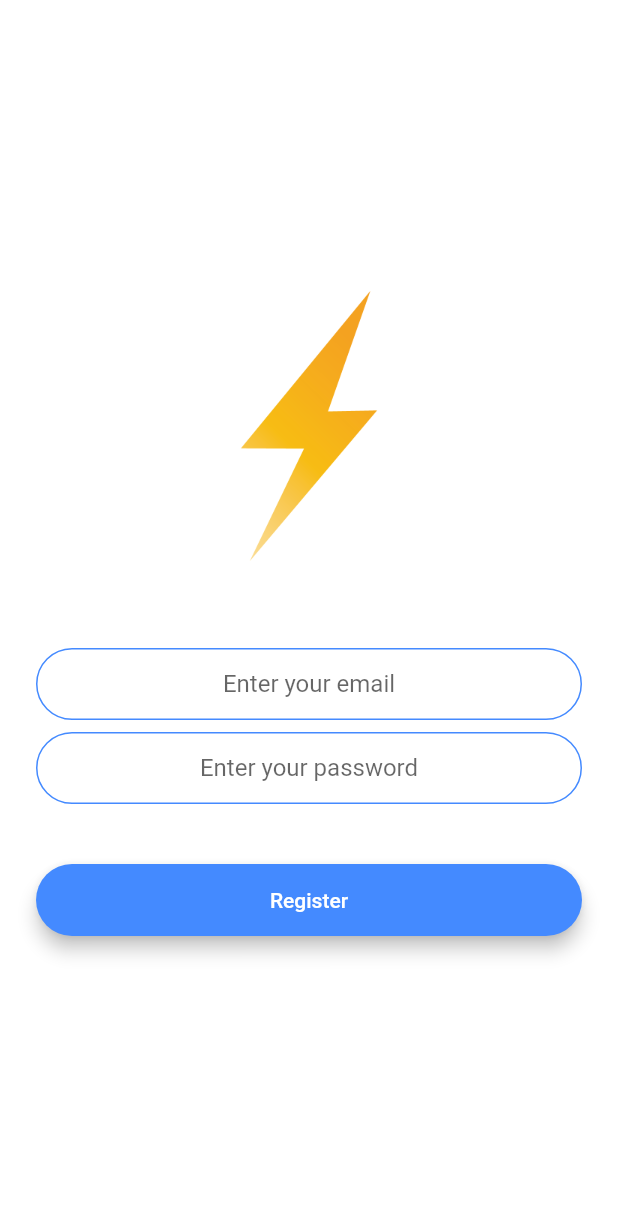
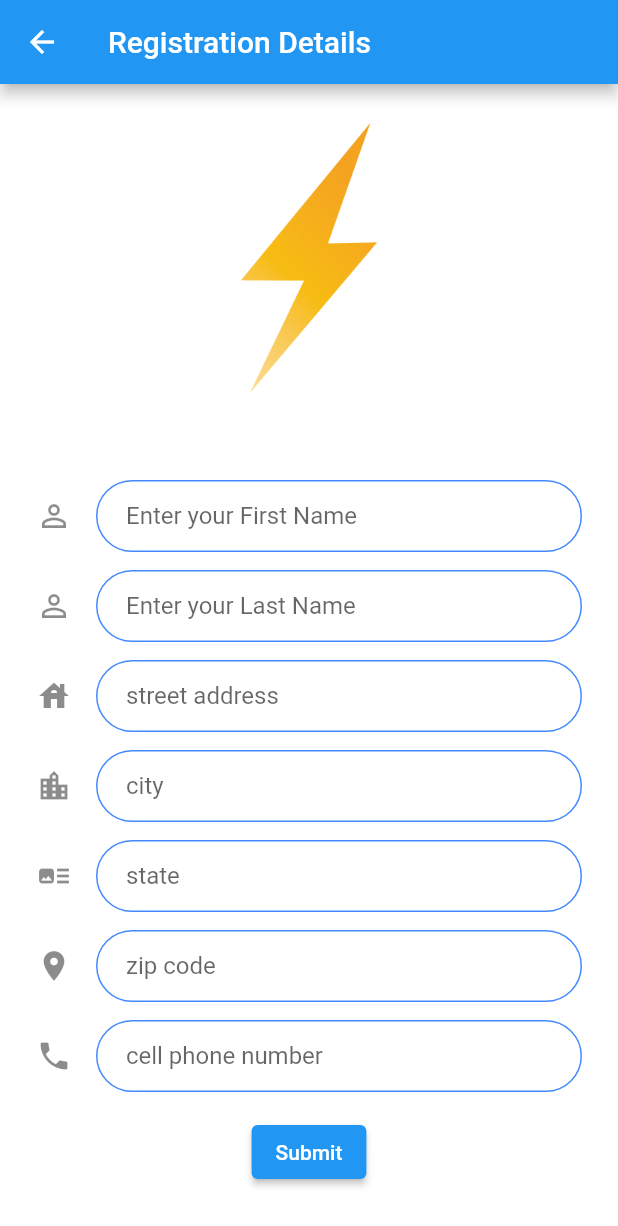
Before and after one commit to LuisDLF98/doers_app, a Flutter app: the RegistrationScreen screen opened by its route, after a tap on "Register", on a phone screen of 412 x 824 dp. Shown: the top 1226 px of the screen. Run offline on Flutter 3.47's test engine with Material 2 defaults, Android fonts, the phone set to English and light mode, and no system bars; our stand-ins replace animated_text_kit, google_sign_in, modal_progress_hud.

Commit message:
register form

```diff
--- a/lib/main.dart
+++ b/lib/main.dart
@@ -1,3 +1,4 @@
+import 'package:doers_app/screens/registration_form_screen.dart';
 import 'package:flutter/material.dart';
 import 'package:doers_app/screens/welcome_screen.dart';
 import 'package:doers_app/screens/login_screen.dart';
@@ -15,6 +16,7 @@ class FlashChat extends StatelessWidget {
         WelcomeScreen.id: (context) => WelcomeScreen(),
         LoginScreen.id: (context) => LoginScreen(),
         RegistrationScreen.id: (context) => RegistrationScreen(),
+        RegistrationFormScreen.id: (context) => RegistrationFormScreen(),
         //ChatScreen.id: (context) => ChatScreen(),
       },
     );
--- /dev/null
+++ b/lib/screens/registration_form_screen.dart
@@ -0,0 +1,244 @@
+import 'package:flutter/material.dart';
+//import 'package:firebase_auth/firebase_auth.dart';
+import 'package:modal_progress_hud/modal_progress_hud.dart';
+
+class RegistrationFormScreen extends StatefulWidget {
+  static const String id = 'registration_form_screen';
+
+  @override
+  _RegistrationFormScreenState createState() => _RegistrationFormScreenState();
+}
+
+class _RegistrationFormScreenState extends State<RegistrationFormScreen> {
+
+  String firstName;
+  String lastName;
+  String streetAddress;
+  String city;
+  String state;
+  String zipCode;
+  String cellPhoneNumber;
+
+  @override
+  Widget build(BuildContext context) {
+    return Scaffold(
+      backgroundColor: Colors.white,
+      appBar: AppBar(
+        title: Text('Registration Details'),
+      ),
+      body: ModalProgressHUD(
+        inAsyncCall: false,
+        child: Padding(
+          padding: EdgeInsets.symmetric(horizontal: 24.0),
+          child: Form(
+            child: Column(
+              mainAxisAlignment: MainAxisAlignment.center,
+              crossAxisAlignment: CrossAxisAlignment.center,
+              children: <Widget>[
+
+                Flexible(
+                  child: Hero(
+                    tag: 'logo',
+                    child: Container(
+                      height: 200.0,
+                      child: Image.asset('images/logo.png'),
+                    ),
+                  ),
+                ),
+                SizedBox(
+                  height: 48.0,
+                ),
+
+                TextFormField(
+                  onChanged: (value) {
+                    //Do something with the user input.
+                    firstName = value;
+                  },
+                  decoration: const InputDecoration(
+                    icon: Icon(Icons.perm_identity),
+                    hintText: 'Enter your First Name',
+                    contentPadding:
+                    EdgeInsets.symmetric(vertical: 10.0, horizontal: 20.0),
+                    border: OutlineInputBorder(
+                      borderRadius: BorderRadius.all(Radius.circular(32.0)),
+                    ),
+                    enabledBorder: OutlineInputBorder(
+                      borderSide: BorderSide(color: Colors.blueAccent, width: 1.0),
+                      borderRadius: BorderRadius.all(Radius.circular(32.0)),
+                    ),
+                    focusedBorder: OutlineInputBorder(
+                      borderSide: BorderSide(color: Colors.blueAccent, width: 2.0),
+                      borderRadius: BorderRadius.all(Radius.circular(32.0)),
+                    ),
+                  ),
+                ),
+                SizedBox(
+                  height: 12.0,
+                ),
+                TextFormField(
+                  onChanged: (value) {
+                    //Do something with the user input.
+                    lastName = value;
+                  },
+                  decoration: const InputDecoration(
+                    icon: Icon(Icons.perm_identity),
+                    hintText: 'Enter your Last Name',
+                    contentPadding:
+                    EdgeInsets.symmetric(vertical: 10.0, horizontal: 20.0),
+                    border: OutlineInputBorder(
+                      borderRadius: BorderRadius.all(Radius.circular(32.0)),
+                    ),
+                    enabledBorder: OutlineInputBorder(
+                      borderSide: BorderSide(color: Colors.blueAccent, width: 1.0),
+                      borderRadius: BorderRadius.all(Radius.circular(32.0)),
+                    ),
+                    focusedBorder: OutlineInputBorder(
+                      borderSide: BorderSide(color: Colors.blueAccent, width: 2.0),
+                      borderRadius: BorderRadius.all(Radius.circular(32.0)),
+                    ),
+                  ),
+                ),
+                SizedBox(
+                  height: 12.0,
+                ),
+                TextFormField(
+                  onChanged: (value) {
+                    //Do something with the user input.
+                    streetAddress = value;
+                  },
+                  decoration: const InputDecoration(
+                    icon: Icon(Icons.house),
+                    hintText: 'street address',contentPadding:
+                  EdgeInsets.symmetric(vertical: 10.0, horizontal: 20.0),
+                    border: OutlineInputBorder(
+                      borderRadius: BorderRadius.all(Radius.circular(32.0)),
+                    ),
+                    enabledBorder: OutlineInputBorder(
+                      borderSide: BorderSide(color: Colors.blueAccent, width: 1.0),
+                      borderRadius: BorderRadius.all(Radius.circular(32.0)),
+                    ),
+                    focusedBorder: OutlineInputBorder(
+                      borderSide: BorderSide(color: Colors.blueAccent, width: 2.0),
+                      borderRadius: BorderRadius.all(Radius.circular(32.0)),
+                    ),
+                  ),
+                ),
+                SizedBox(
+                  height: 12.0,
+                ),
+                TextFormField(
+                  onChanged: (value) {
+                    //Do something with the user input.
+                    city = value;
+                  },
+                  decoration: const InputDecoration(
+                    icon: Icon(Icons.location_city),
+                    hintText: 'city',contentPadding:
+                  EdgeInsets.symmetric(vertical: 10.0, horizontal: 20.0),
+                    border: OutlineInputBorder(
+                      borderRadius: BorderRadius.all(Radius.circular(32.0)),
+                    ),
+                    enabledBorder: OutlineInputBorder(
+                      borderSide: BorderSide(color: Colors.blueAccent, width: 1.0),
+                      borderRadius: BorderRadius.all(Radius.circular(32.0)),
+                    ),
+                    focusedBorder: OutlineInputBorder(
+                      borderSide: BorderSide(color: Colors.blueAccent, width: 2.0),
+                      borderRadius: BorderRadius.all(Radius.circular(32.0)),
+                    ),
+                  ),
+                ),
+                SizedBox(
+                  height: 12.0,
+                ),
+                TextFormField(
+                  onChanged: (value) {
+                    //Do something with the user input.
+                    state = value;
+                  },
+                  decoration: const InputDecoration(
+                    icon: Icon(Icons.art_track),
+                    hintText: 'state',contentPadding:
+                  EdgeInsets.symmetric(vertical: 10.0, horizontal: 20.0),
+                    border: OutlineInputBorder(
+                      borderRadius: BorderRadius.all(Radius.circular(32.0)),
+                    ),
+                    enabledBorder: OutlineInputBorder(
+                      borderSide: BorderSide(color: Colors.blueAccent, width: 1.0),
+                      borderRadius: BorderRadius.all(Radius.circular(32.0)),
+                    ),
+                    focusedBorder: OutlineInputBorder(
+                      borderSide: BorderSide(color: Colors.blueAccent, width: 2.0),
+                      borderRadius: BorderRadius.all(Radius.circular(32.0)),
+                    ),
+                  ),
+                ),
+                SizedBox(
+                  height: 12.0,
+                ),
+                TextFormField(
+                  onChanged: (value) {
+                    //Do something with the user input.
+                    zipCode = value;
+                  },
+                  decoration: const InputDecoration(
+                    icon: Icon(Icons.location_on),
+                    hintText: 'zip code',contentPadding:
+                  EdgeInsets.symmetric(vertical: 10.0, horizontal: 20.0),
+                    border: OutlineInputBorder(
+                      borderRadius: BorderRadius.all(Radius.circular(32.0)),
+                    ),
+                    enabledBorder: OutlineInputBorder(
+                      borderSide: BorderSide(color: Colors.blueAccent, width: 1.0),
+                      borderRadius: BorderRadius.all(Radius.circular(32.0)),
+                    ),
+                    focusedBorder: OutlineInputBorder(
+                      borderSide: BorderSide(color: Colors.blueAccent, width: 2.0),
+                      borderRadius: BorderRadius.all(Radius.circular(32.0)),
+                    ),
+                  ),
+                ),
+                SizedBox(
+                  height: 12.0,
+                ),
+                TextFormField(
+                  onChanged: (value) {
+                    //Do something with the user input.
+                    cellPhoneNumber = value;
+                  },
+                  decoration: const InputDecoration(
+                    icon: Icon(Icons.phone),
+                    hintText: 'cell phone number',contentPadding:
+                  EdgeInsets.symmetric(vertical: 10.0, horizontal: 20.0),
+                    border: OutlineInputBorder(
+                      borderRadius: BorderRadius.all(Radius.circular(32.0)),
+                    ),
+                    enabledBorder: OutlineInputBorder(
+                      borderSide: BorderSide(color: Colors.blueAccent, width: 1.0),
+                      borderRadius: BorderRadius.all(Radius.circular(32.0)),
+                    ),
+                    focusedBorder: OutlineInputBorder(
+                      borderSide: BorderSide(color: Colors.blueAccent, width: 2.0),
+                      borderRadius: BorderRadius.all(Radius.circular(32.0)),
+                    ),
+                  ),
+                ),
+                Padding(
+                  padding: const EdgeInsets.symmetric(vertical: 16.0),
+                  child: ElevatedButton(
+                    onPressed: () {
+                      // Validate will return true if the form is valid, or false if
+                      // the form is invalid.
+
+                    },
+                    child: Text('Submit'),
+                  ),
+                ),
+              ],
+            ),
+          ),
+        ),
+      ),
+    );
+  }
+}
--- a/lib/screens/registration_screen.dart
+++ b/lib/screens/registration_screen.dart
@@ -1,3 +1,4 @@
+import 'package:doers_app/screens/registration_form_screen.dart';
 import 'package:flutter/material.dart';
 //import 'package:firebase_auth/firebase_auth.dart';
 import 'package:modal_progress_hud/modal_progress_hud.dart';
@@ -104,6 +105,10 @@ class _RegistrationScreenState extends State<RegistrationScreen> {
                       setState(() {
                         showSpinner = true;
                       });
+
+                      Navigator.pushNamed(context, RegistrationFormScreen.id);
+
+
                       //Implement registration functionality.
                       try{
                         print(email);
```
Also changed, not shown: 1 other file.
